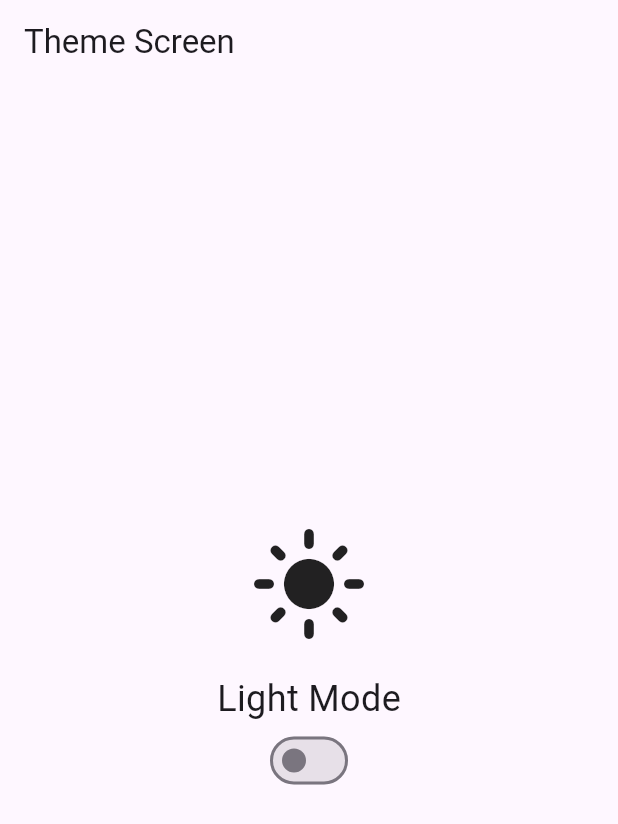
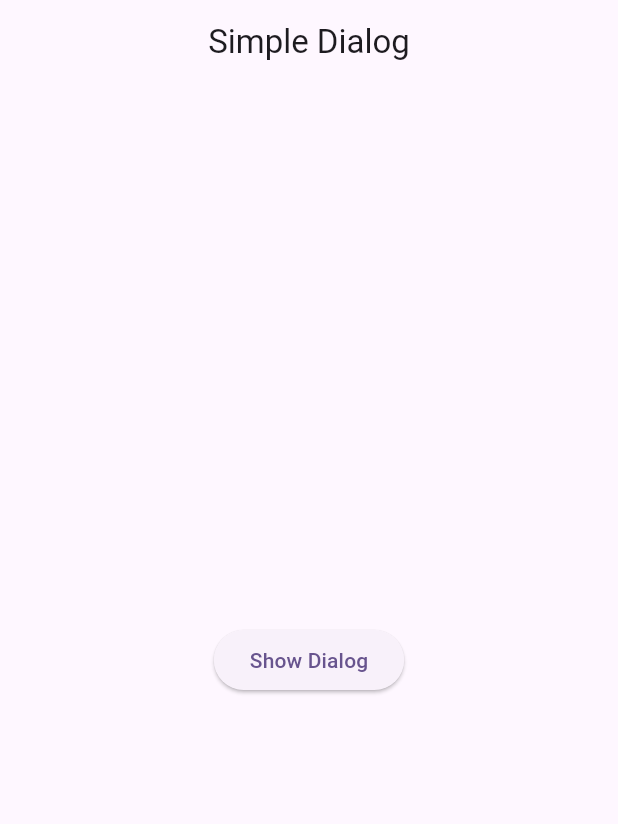
Before and after one commit to raushankumar09/try-app, a Flutter app: the screen it shows after launch, on a phone screen of 412 x 824 dp. Shown: the top 824 px of the screen. Run offline on Flutter 3.47's test engine with Material 3 defaults, Android fonts, the phone set to English and light mode, and no system bars.

Commit message:
simple dialog screen

```diff
--- a/lib/main.dart
+++ b/lib/main.dart
@@ -1,48 +1,22 @@
 import 'package:flutter/material.dart';
-import 'them_screen.dart';
+import 'package:try_app/simple_dialog_screen.dart';
 
 void main() {
   runApp(const MyApp());
 }
 
-class MyApp extends StatefulWidget {
+class MyApp extends StatelessWidget {
   const MyApp({super.key});
-
-  @override
-  State<MyApp> createState() => _MyAppState();
-}
-
-class _MyAppState extends State<MyApp> {
-  bool isDarkMood = false;
 
   @override
   Widget build(BuildContext context) {
     return MaterialApp(
       debugShowCheckedModeBanner: false,
+      title: 'Flutter Demo',
       theme: ThemeData(
-        brightness: Brightness.light,
-        colorScheme: ColorScheme.fromSeed(
-          seedColor: Colors.deepPurple,
-          brightness: Brightness.light,
-        ),
+        colorScheme: .fromSeed(seedColor: Colors.deepPurple),
       ),
-      darkTheme: ThemeData(
-        brightness: Brightness.dark,
-        colorScheme: ColorScheme.fromSeed(
-          seedColor: Colors.deepPurple,
-          brightness: Brightness.dark,
-        ),
-      ),
-      themeMode:
-      isDarkMood ? ThemeMode.dark : ThemeMode.light,
-      home: ThemScreen(
-        isDarkMood: isDarkMood,
-        onThemeChanged: (value) {
-          setState(() {
-            isDarkMood = value;
-          });
-        },
-      ),
+      home: SimpleDialogScreen(),
     );
   }
 }
--- /dev/null
+++ b/lib/simple_dialog_screen.dart
@@ -0,0 +1,41 @@
+import 'package:flutter/material.dart';
+
+class SimpleDialogScreen extends StatefulWidget {
+  const SimpleDialogScreen({super.key});
+
+  @override
+  State<SimpleDialogScreen> createState() => _SimpleDialogScreenState();
+}
+
+class _SimpleDialogScreenState extends State<SimpleDialogScreen> {
+  @override
+  Widget build(BuildContext context) {
+    return Scaffold(
+      appBar: AppBar(title: Center(child: Text("Simple Dialog"))),
+      body: Center(
+        child: ElevatedButton(
+          onPressed: () {
+            showDialog(
+              context: context,
+              builder: (context) {
+                return AlertDialog(
+                  title: Text("Hello!"),
+                  content: Text("Welcome to Flutter"),
+                  actions: [
+                    TextButton(
+                      onPressed: () {
+                        Navigator.pop(context);
+                      },
+                      child: Text('OK'),
+                    ),
+                  ],
+                );
+              },
+            );
+          },
+          child: Text("Show Dialog"),
+        ),
+      ),
+    );
+  }
+}
--- a/lib/them_screen.dart
+++ /dev/null
@@ -1,39 +0,0 @@
-import 'package:flutter/material.dart';
-
-class ThemScreen extends StatelessWidget {
-  final bool isDarkMood;
-  final ValueChanged<bool> onThemeChanged;
-
-  const ThemScreen({
-    super.key,
-    required this.isDarkMood,
-    required this.onThemeChanged,
-  });
-
-  @override
-  Widget build(BuildContext context) {
-    return Scaffold(
-      appBar: AppBar(title: const Text('Theme Screen')),
-      body: Center(
-        child: Column(
-          mainAxisAlignment: MainAxisAlignment.center,
-          children: [
-            Icon(
-              isDarkMood ? Icons.dark_mode : Icons.light_mode,
-              size: 80,
-            ),
-            const SizedBox(height: 20),
-            Text(
-              isDarkMood ? 'Dark Mode' : 'Light Mode',
-              style: const TextStyle(fontSize: 24),
-            ),
-            Switch(
-              value: isDarkMood,
-              onChanged: onThemeChanged,
-            ),
-          ],
-        ),
-      ),
-    );
-  }
-}
```
